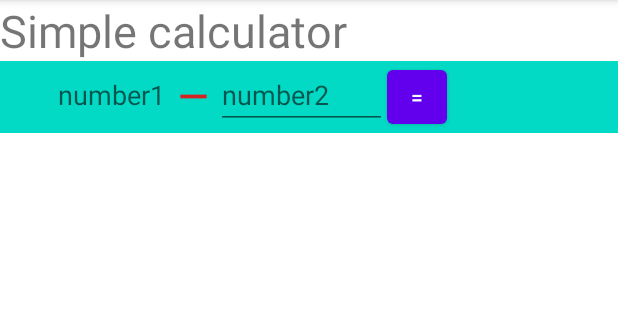
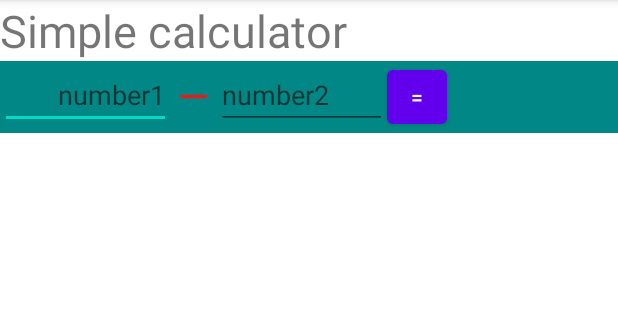
Before and after one commit to danilmv/Android1v2, an Android app: the screen it shows after launch (MainActivity), on a phone screen of 412 x 824 dp, the part 84-404 px from its top. Run offline under Robolectric (Android 15) with nearby library versions, the phone set to English and light mode, and no system bars.

Commit message:
L1: simple calculator. activity + minor changes in layout

```diff
--- a/lesson1/src/main/java/com/andriod/lesson1/BasicElements/MainActivity.java
+++ b/lesson1/src/main/java/com/andriod/lesson1/BasicElements/MainActivity.java
@@ -3,12 +3,55 @@ package com.andriod.lesson1.BasicElements;
 import androidx.appcompat.app.AppCompatActivity;
 
 import android.os.Bundle;
+import android.view.View;
+import android.widget.Button;
+import android.widget.EditText;
+import android.widget.TextView;
+import android.widget.Toast;
+import android.widget.ToggleButton;
 
-public class MainActivity extends AppCompatActivity {
+import java.util.Locale;
+
+
+public class MainActivity extends AppCompatActivity implements View.OnClickListener {
+
+    private EditText editNumber1;
+    private EditText editNumber2;
+    private ToggleButton buttonOperator;
+    private Button buttonResult;
+    private TextView textResult;
 
     @Override
     protected void onCreate(Bundle savedInstanceState) {
         super.onCreate(savedInstanceState);
         setContentView(R.layout.activity_main);
+
+        editNumber1 = findViewById(R.id.editNumber1);
+        editNumber2 = findViewById(R.id.editNumber2);
+        buttonOperator = findViewById(R.id.buttonOperator);
+        buttonResult = findViewById(R.id.buttonResult);
+        textResult = findViewById(R.id.textResult);
+
+        buttonResult.setOnClickListener(this);
+    }
+
+    @Override
+    public void onClick(View v) {
+        try {
+
+            double number1 = Double.parseDouble(editNumber1.getText().toString());
+            double number2 = Double.parseDouble(editNumber2.getText().toString());
+            boolean operator = buttonOperator.isChecked();
+            double result = 0;
+            if (operator)
+                result = number1 + number2;
+            else
+                result = number1 - number2;
+
+            textResult.setText(String.format(Locale.getDefault(), "%.0f", result));
+
+        } catch (NumberFormatException e) {
+            Toast.makeText(this, "Введите числа", Toast.LENGTH_SHORT).show();
+        }
     }
 }
--- a/lesson1/src/main/res/layout/activity_main.xml
+++ b/lesson1/src/main/res/layout/activity_main.xml
@@ -19,14 +19,14 @@
     <LinearLayout
         android:layout_width="match_parent"
         android:layout_height="wrap_content"
-        android:background="@color/teal_200">
+        android:background="@color/teal_700">
 
         <EditText
             android:id="@+id/editNumber1"
             android:layout_width="0dp"
             android:layout_height="wrap_content"
+            android:inputType="number"
             android:layout_weight="1"
-            android:inputType="number"
             android:hint="number1"
             android:gravity="right"/>
 
@@ -49,6 +49,7 @@
             android:hint="number2"
             android:gravity="left"/>
         <Button
+            android:id="@+id/buttonResult"
             android:layout_width="40dp"
             android:layout_height="wrap_content"
             android:text="="/>
@@ -56,7 +57,8 @@
             android:id="@+id/textResult"
             android:layout_width="0dp"
             android:layout_height="wrap_content"
-            android:layout_weight="1"/>
+            android:layout_weight="1"
+            android:gravity="center"/>
 
     </LinearLayout>
 
```
